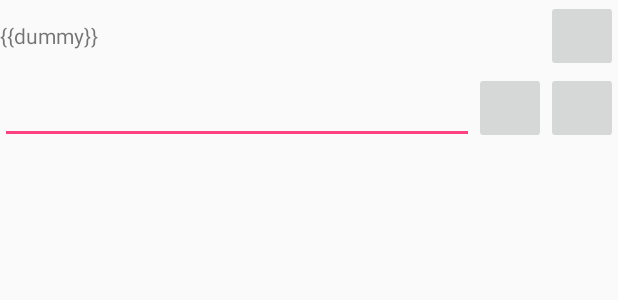
After one commit to ofnhwx/KomunanTW, an Android app: the layout edit_timeline.xml on its own in the app's theme, with its tools: preview values and no code run, on a phone screen of 412 x 824 dp. The commit adds this screen. Shown: the top 300 px of the screen. Run offline under Robolectric (Android 15) with nearby library versions, the phone set to English and light mode, and no system bars.

Commit message:
[WIP] タイムラインの編集を実装

```diff
--- a/app/build.gradle
+++ b/app/build.gradle
@@ -63,7 +63,8 @@ dependencies {
     implementation "org.jetbrains.kotlinx:kotlinx-coroutines-android:$kotlin_coroutines_version"
 
     // Iconics
-    implementation 'com.mikepenz:iconics-core:3.1.0'
+    implementation "com.mikepenz:iconics-core:3.1.0"
+    implementation 'com.mikepenz:google-material-typeface:3.0.1.3.original@aar'
 
     // Misc
     implementation 'com.facebook.fresco:fresco:1.11.0'
--- a/app/src/main/java/net/komunan/komunantw/ui/main/MainActivity.kt
+++ b/app/src/main/java/net/komunan/komunantw/ui/main/MainActivity.kt
@@ -22,6 +22,7 @@ import net.komunan.komunantw.ui.common.TWBaseActivity
 import net.komunan.komunantw.ui.main.accounts.AccountsFragment
 import net.komunan.komunantw.ui.main.home.HomeFragment
 import net.komunan.komunantw.ui.main.sources.SourcesFragment
+import net.komunan.komunantw.ui.main.timelines.TimelineEditFragment
 import net.komunan.komunantw.ui.main.timelines.TimelinesFragment
 import org.greenrobot.eventbus.EventBus
 import org.greenrobot.eventbus.Subscribe
@@ -63,6 +64,7 @@ class MainActivity: TWBaseActivity() {
             Transition.Target.HOME -> setContent(HomeFragment.create())
             Transition.Target.ACCOUNTS -> setContent(AccountsFragment.create())
             Transition.Target.TIMELINES -> setContent(TimelinesFragment.create())
+            Transition.Target.TIMELINE_EDIT -> setContent(TimelineEditFragment.create(transition.id), true)
             Transition.Target.SOURCES -> setContent(SourcesFragment.create())
             // Auth
             Transition.Target.AUTH -> startActivity(AuthActivity.newIntent(false))
@@ -106,9 +108,10 @@ class MainActivity: TWBaseActivity() {
         ViewModelProviders.of(this).get(MainViewModel::class.java).startUpdate()
     }
 
-    private fun setContent(fragment: Fragment) {
+    private fun setContent(fragment: Fragment, child: Boolean = false) {
         supportFragmentManager.beginTransaction().apply {
             replace(container.id, fragment)
+            if (child) { addToBackStack(null) }
         }.commit()
     }
 }
--- a/app/src/main/java/net/komunan/komunantw/ui/main/timelines/TimelinesAdapter.kt
+++ b/app/src/main/java/net/komunan/komunantw/ui/main/timelines/TimelinesAdapter.kt
@@ -10,6 +10,7 @@ import kotlinx.coroutines.GlobalScope
 import kotlinx.coroutines.launch
 import kotlinx.coroutines.withContext
 import net.komunan.komunantw.R
+import net.komunan.komunantw.event.Transition
 import net.komunan.komunantw.repository.entity.Timeline
 import net.komunan.komunantw.string
 
@@ -33,6 +34,9 @@ class TimelinesAdapter(private val timelines: List<Timeline>): RecyclerView.Adap
                 val sourceCount = withContext(Dispatchers.Default) { timeline.sourceCount().toString() }
                 itemView.timeline_name.text = timeline.name
                 itemView.timeline_source_count.text = R.string.format_timeline_srouce_count.string(sourceCount)
+                itemView.setOnClickListener {
+                    Transition.execute(Transition.Target.TIMELINE_EDIT, timeline.id)
+                }
             }
         }
     }
--- /dev/null
+++ b/app/src/main/res/layout/edit_timeline.xml
@@ -0,0 +1,58 @@
+<?xml version="1.0" encoding="utf-8"?>
+<androidx.constraintlayout.widget.ConstraintLayout
+        xmlns:android="http://schemas.android.com/apk/res/android"
+        xmlns:app="http://schemas.android.com/apk/res-auto"
+        android:layout_width="match_parent"
+        android:layout_height="match_parent">
+    <LinearLayout
+            android:id="@+id/timeline_name_show_container"
+            android:orientation="horizontal"
+            android:gravity="center_vertical"
+            app:layout_constraintTop_toTopOf="parent"
+            app:layout_constraintStart_toStartOf="parent"
+            app:layout_constraintEnd_toEndOf="parent"
+            android:layout_width="0dp"
+            android:layout_height="wrap_content">
+        <TextView
+                android:id="@+id/timeline_name_show"
+                android:text="@string/dummy"
+                android:layout_weight="1"
+                android:layout_width="0dp"
+                android:layout_height="wrap_content" />
+        <ImageButton
+                android:id="@+id/timeline_name_show_edit"
+                android:layout_width="48dp"
+                android:layout_height="48dp" />
+    </LinearLayout>
+    <LinearLayout
+            android:id="@+id/timeline_name_edit_container"
+            android:orientation="horizontal"
+            android:gravity="center_vertical"
+            app:layout_constraintTop_toBottomOf="@id/timeline_name_show_container"
+            app:layout_constraintStart_toStartOf="parent"
+            app:layout_constraintEnd_toEndOf="parent"
+            android:layout_width="0dp"
+            android:layout_height="wrap_content">
+        <EditText
+                android:id="@+id/timeline_name_edit"
+                android:layout_weight="1"
+                android:layout_width="0dp"
+                android:layout_height="match_parent" />
+        <ImageButton
+                android:id="@+id/timeline_name_edit_cancel"
+                android:layout_width="48dp"
+                android:layout_height="48dp" />
+        <ImageButton
+                android:id="@+id/timeline_name_edit_save"
+                android:layout_width="48dp"
+                android:layout_height="48dp" />
+    </LinearLayout>
+    <androidx.recyclerview.widget.RecyclerView
+            android:id="@+id/sources_container"
+            app:layout_constraintTop_toBottomOf="@id/timeline_name_edit_container"
+            app:layout_constraintStart_toStartOf="parent"
+            app:layout_constraintEnd_toEndOf="parent"
+            app:layout_constraintBottom_toBottomOf="parent"
+            android:layout_width="0dp"
+            android:layout_height="0dp" />
+</androidx.constraintlayout.widget.ConstraintLayout>
--- a/app/src/main/res/layout/item_account.xml
+++ b/app/src/main/res/layout/item_account.xml
@@ -3,7 +3,10 @@
         xmlns:android="http://schemas.android.com/apk/res/android"
         xmlns:app="http://schemas.android.com/apk/res-auto"
         app:cardCornerRadius="8dp"
-        android:layout_margin="8dp"
+        android:layout_marginTop="4dp"
+        android:layout_marginStart="8dp"
+        android:layout_marginEnd="8dp"
+        android:layout_marginBottom="4dp"
         android:layout_width="match_parent"
         android:layout_height="wrap_content">
     <androidx.constraintlayout.widget.ConstraintLayout
--- a/app/src/main/res/layout/item_timeline.xml
+++ b/app/src/main/res/layout/item_timeline.xml
@@ -3,7 +3,10 @@
         xmlns:android="http://schemas.android.com/apk/res/android"
         xmlns:app="http://schemas.android.com/apk/res-auto"
         app:cardCornerRadius="8dp"
-        android:layout_margin="8dp"
+        android:layout_marginTop="4dp"
+        android:layout_marginStart="8dp"
+        android:layout_marginEnd="8dp"
+        android:layout_marginBottom="4dp"
         android:layout_width="match_parent"
         android:layout_height="wrap_content">
     <androidx.constraintlayout.widget.ConstraintLayout
--- a/app/src/main/res/layout/item_tweet.xml
+++ b/app/src/main/res/layout/item_tweet.xml
@@ -3,7 +3,10 @@
         xmlns:android="http://schemas.android.com/apk/res/android"
         xmlns:app="http://schemas.android.com/apk/res-auto"
         app:cardCornerRadius="8dp"
-        android:layout_margin="8dp"
+        android:layout_marginTop="4dp"
+        android:layout_marginStart="8dp"
+        android:layout_marginEnd="8dp"
+        android:layout_marginBottom="4dp"
         android:layout_width="match_parent"
         android:layout_height="wrap_content">
     <androidx.constraintlayout.widget.ConstraintLayout
```
Also changed, not shown: app/src/main/java/net/komunan/komunantw/event/Transition.kt (+5 -4 lines), app/src/main/java/net/komunan/komunantw/repository/dao/SourceDao.kt (+8 -0 lines), app/src/main/java/net/komunan/komunantw/repository/entity/Source.kt (+55 -37 lines), app/src/main/java/net/komunan/komunantw/ui/main/home/tab/HomeTabFragment.kt (+4 -5 lines), app/src/main/java/net/komunan/komunantw/ui/main/timelines/TimelineEditAdapter.kt (added, +71 -0 lines), app/src/main/java/net/komunan/komunantw/ui/main/timelines/TimelineEditFragment.kt (added, +78 -0 lines), app/src/main/java/net/komunan/komunantw/ui/main/timelines/TimelineEditViewModel.kt (added, +35 -0 lines), app/src/main/res/layout/item_source.xml (+15 -3 lines).
